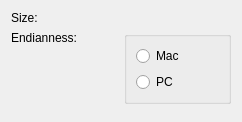
Before: the Qt Designer form krita/plugins/formats/heightmap/kis_wdg_options_heightmap.ui in KDE/krita, drawn with Qt 5.
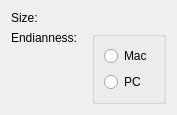
After: the same form once the commit is applied. Custom widgets are drawn as their Qt base class.

The edit to the form file:
```diff
--- a/krita/plugins/formats/heightmap/kis_wdg_options_heightmap.ui
+++ b/krita/plugins/formats/heightmap/kis_wdg_options_heightmap.ui
@@ -6,8 +6,8 @@
    <rect>
     <x>0</x>
     <y>0</y>
-    <width>242</width>
-    <height>122</height>
+    <width>177</width>
+    <height>100</height>
    </rect>
   </property>
   <layout class="QGridLayout" name="gridLayout">
```
Left out of the diff: 66 changed lines with no effect on the pictures.
